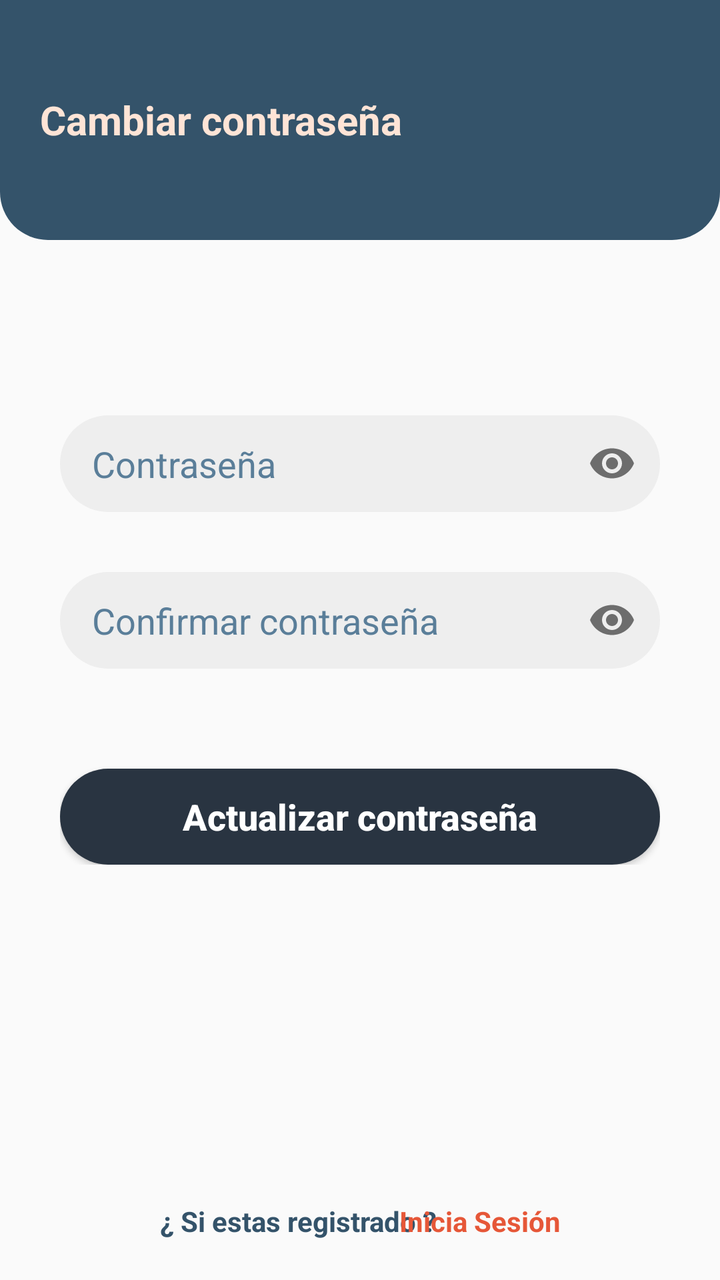
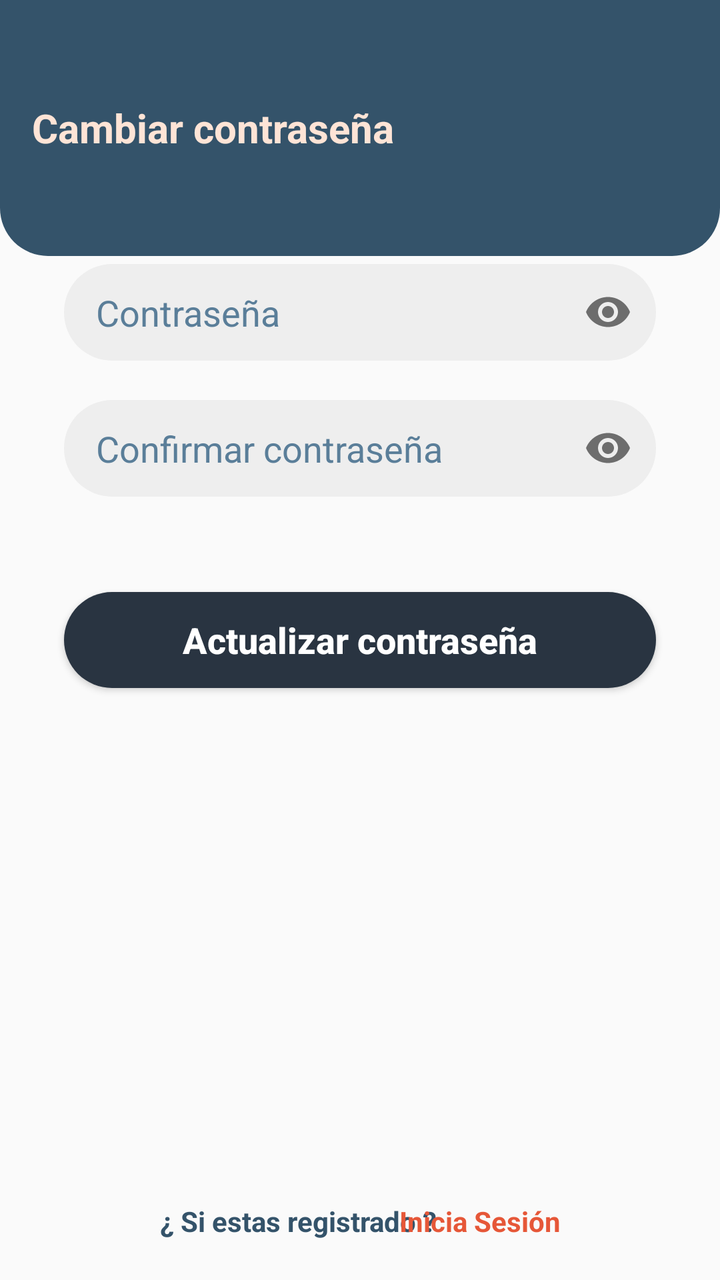

An Android layout rendered at two revisions. The XML below is the earlier revision; the diff shows what the commit changed to produce the second picture.
<!-- AndroidManifest.xml: application theme Theme.ApkCavoshCafe -->
<!-- res/layout/fragment_password.xml -->
<?xml version="1.0" encoding="utf-8"?>
<FrameLayout
    xmlns:android="http://schemas.android.com/apk/res/android"
    xmlns:tools="http://schemas.android.com/tools"
    xmlns:app="http://schemas.android.com/apk/res-auto"
    android:layout_width="match_parent"
    android:layout_height="match_parent"
    tools:context=".ui.Password">

    <FrameLayout
        android:layout_width="match_parent"
        android:layout_height="120dp"
        android:background="@drawable/sh_bg_header_police_blue" >

        <TextView
            android:layout_width="wrap_content"
            android:layout_height="wrap_content"
            android:layout_gravity="center|start"
            android:layout_marginStart="20dp"
            android:text="Cambiar contraseña"
            android:textColor="@color/flesh"
            android:textSize="20sp"
            android:textStyle="bold" />

    </FrameLayout>

    <LinearLayout
        android:layout_width="match_parent"
        android:layout_height="wrap_content"
        android:layout_marginHorizontal="30dp"
        android:layout_gravity="center"
        android:orientation="vertical" >

        <com.google.android.material.textfield.TextInputLayout
            android:id="@+id/tilPasswordd"
            android:layout_width="match_parent"
            android:layout_height="wrap_content"
            app:endIconMode="password_toggle"
            app:hintEnabled="false">

            <com.google.android.material.textfield.TextInputEditText
                android:layout_width="match_parent"
                android:layout_height="wrap_content"
                android:background="@drawable/se_bg_edt_police_blue"
                android:inputType="textPassword"
                android:paddingHorizontal="16dp"
                android:paddingVertical="12dp"
                android:textColorHint="@color/steel_teal"
                android:hint="@string/passwordd" />

        </com.google.android.material.textfield.TextInputLayout>

        <com.google.android.material.textfield.TextInputLayout
            android:id="@+id/tilPassworddConfirmar"
            android:layout_width="match_parent"
            android:layout_height="wrap_content"
            android:layout_marginTop="30dp"
            app:endIconMode="password_toggle"
            app:hintEnabled="false">

            <com.google.android.material.textfield.TextInputEditText
                android:layout_width="match_parent"
                android:layout_height="wrap_content"
                android:background="@drawable/se_bg_edt_police_blue"
                android:inputType="textPassword"
                android:paddingHorizontal="16dp"
                android:paddingVertical="12dp"
                android:textColorHint="@color/steel_teal"
                android:hint="@string/confirmar_passwordd" />

        </com.google.android.material.textfield.TextInputLayout>

        <Button
            android:id="@+id/btnActualizar"
            android:layout_width="match_parent"
            android:layout_height="wrap_content"
            android:layout_gravity="bottom|center"
            android:layout_marginTop="50dp"
            android:background="@drawable/sh_bg_btn_gunmetal"
            android:text="Actualizar contraseña"
            android:textAllCaps="false"
            android:textColor="@color/white"
            android:textSize="18sp"
            android:textStyle="bold" />

    </LinearLayout>

    <TextView
        android:layout_width="wrap_content"
        android:layout_height="wrap_content"
        android:layout_gravity="bottom"
        android:layout_marginStart="80dp"
        android:layout_marginBottom="20dp"
        android:text="¿ Si estas registrado ?"
        android:textColor="@color/police_blue"
        android:textStyle="bold"/>

    <TextView
        android:id="@+id/tvLogin"
        android:layout_width="wrap_content"
        android:layout_height="wrap_content"
        android:layout_gravity="bottom|center"
        android:layout_marginStart="60dp"
        android:layout_marginBottom="20dp"
        android:clickable="true"
        android:focusable="true"
        android:text="Inicia Sesión"
        android:textColor="@color/carmine_pink"
        android:textStyle="bold"/>

</FrameLayout>
<!-- resources referenced by this layout -->
<resources>
  <color name="carmine_pink">#E65738</color>
  <color name="flesh">#FEE4D6</color>
  <color name="police_blue">#34536A</color>
  <color name="steel_teal">#5A7E99</color>
  <color name="white">#FFFFFFFF</color>
  <!-- drawable se_bg_edt_police_blue (drawable) -->
  <?xml version="1.0" encoding="utf-8"?>
  <selector xmlns:android="http://schemas.android.com/apk/res/android">
  
      <item android:state_enabled="true" android:state_focused="true">
          <shape android:shape="rectangle">
              <corners android:radius="24dp"/>
              <solid android:color="@color/white"/>
              <stroke android:color="@color/police_blue" android:width="1dp"/>
          </shape>
      </item>
  
      <item android:state_enabled="true">
          <shape android:shape="rectangle">
              <corners android:radius="24dp"/>
              <solid android:color="@color/bright_gray"/>
          </shape>
  
      </item>
  </selector>
  <!-- drawable sh_bg_btn_gunmetal (drawable) -->
  <?xml version="1.0" encoding="utf-8"?>
  <shape xmlns:android="http://schemas.android.com/apk/res/android">
  <corners android:radius="25dp"/>
      <solid android:color="@color/gunmetal"/>
  </shape>
  <!-- drawable sh_bg_header_police_blue (drawable) -->
  <?xml version="1.0" encoding="utf-8"?>
  <shape xmlns:android="http://schemas.android.com/apk/res/android">
  <corners android:bottomLeftRadius="24dp"
      android:bottomRightRadius="24dp"/>
      <solid android:color="@color/police_blue"/>
  </shape>
  <string name="confirmar_passwordd">Confirmar contraseña</string>
  <string name="passwordd">Contraseña</string>
  <style name="Theme.ApkCavoshCafe" parent="Theme.MaterialComponents.DayNight.NoActionBar.Bridge">
          
          <item name="colorPrimary">@color/purple_500</item>
          <item name="colorPrimaryVariant">@color/purple_700</item>
          <item name="colorOnPrimary">@color/white</item>
          
          <item name="colorSecondary">@color/teal_200</item>
          <item name="colorSecondaryVariant">@color/teal_700</item>
          <item name="colorOnSecondary">@color/black</item>
          
          <item name="android:statusBarColor">?attr/colorPrimaryVariant</item>
          
      </style>
  <color name="bright_gray">#EEEEEE</color>
  <color name="gunmetal">#293441</color>
  <color name="purple_500">#FF6200EE</color>
  <color name="purple_700">#FF3700B3</color>
  <color name="teal_200">#FF03DAC5</color>
  <color name="teal_700">#FF018786</color>
  <color name="black">#FF000000</color>
</resources>

<!-- the commit's change to res/layout/fragment_password.xml (unified diff, before → after) -->
@@ -7,66 +7,58 @@
     android:layout_height="match_parent"
     tools:context=".ui.Password">
 
-    <FrameLayout
+    <TextView
         android:layout_width="match_parent"
-        android:layout_height="120dp"
-        android:background="@drawable/sh_bg_header_police_blue" >
+        android:layout_height="128dp"
+        android:gravity="center|start"
+        android:paddingHorizontal="16dp"
+        android:text="Cambiar contraseña"
+        android:textColor="@color/flesh"
+        android:textSize="20sp"
+        android:textStyle="bold"
+        android:background="@drawable/sh_bg_header_police_blue"/>
 
-        <TextView
-            android:layout_width="wrap_content"
-            android:layout_height="wrap_content"
-            android:layout_gravity="center|start"
-            android:layout_marginStart="20dp"
-            android:text="Cambiar contraseña"
-            android:textColor="@color/flesh"
-            android:textSize="20sp"
-            android:textStyle="bold" />
-
-    </FrameLayout>
-
-    <LinearLayout
+    <com.google.android.material.textfield.TextInputLayout
+        android:id="@+id/tilPasswordd"
         android:layout_width="match_parent"
         android:layout_height="wrap_content"
-        android:layout_marginHorizontal="30dp"
+        android:layout_marginHorizontal="32dp"
+        android:layout_marginTop="-164dp"
         android:layout_gravity="center"
-        android:orientation="vertical" >
+        app:endIconMode="password_toggle"
+        app:hintEnabled="false">
 
-        <com.google.android.material.textfield.TextInputLayout
-            android:id="@+id/tilPasswordd"
+        <com.google.android.material.textfield.TextInputEditText
             android:layout_width="match_parent"
             android:layout_height="wrap_content"
-            app:endIconMode="password_toggle"
-            app:hintEnabled="false">
-
-            <com.google.android.material.textfield.TextInputEditText
-                android:layout_width="match_parent"
-                android:layout_height="wrap_content"
-                android:background="@drawable/se_bg_edt_police_blue"
-                android:inputType="textPassword"
-                android:paddingHorizontal="16dp"
-                android:paddingVertical="12dp"
-                android:textColorHint="@color/steel_teal"
-                android:hint="@string/passwordd" />
+            android:background="@drawable/se_bg_edt_police_blue"
+            android:inputType="textPassword"
+            android:paddingHorizontal="16dp"
+            android:paddingVertical="12dp"
+            android:textColorHint="@color/steel_teal"
+            android:hint="@string/passwordd" />
 
         </com.google.android.material.textfield.TextInputLayout>
 
-        <com.google.android.material.textfield.TextInputLayout
-            android:id="@+id/tilPassworddConfirmar"
+    <com.google.android.material.textfield.TextInputLayout
+        android:id="@+id/tilPassworddConfirmar"
+        android:layout_width="match_parent"
+        android:layout_height="wrap_content"
+        android:layout_marginHorizontal="32dp"
+        android:layout_marginTop="-96dp"
+        android:layout_gravity="center"
+        app:endIconMode="password_toggle"
+        app:hintEnabled="false">
+
+        <com.google.android.material.textfield.TextInputEditText
             android:layout_width="match_parent"
             android:layout_height="wrap_content"
-            android:layout_marginTop="30dp"
-            app:endIconMode="password_toggle"
-            app:hintEnabled="false">
-
-            <com.google.android.material.textfield.TextInputEditText
-                android:layout_width="match_parent"
-                android:layout_height="wrap_content"
-                android:background="@drawable/se_bg_edt_police_blue"
-                android:inputType="textPassword"
-                android:paddingHorizontal="16dp"
-                android:paddingVertical="12dp"
-                android:textColorHint="@color/steel_teal"
-                android:hint="@string/confirmar_passwordd" />
+            android:background="@drawable/se_bg_edt_police_blue"
+            android:inputType="textPassword"
+            android:paddingHorizontal="16dp"
+            android:paddingVertical="12dp"
+            android:textColorHint="@color/steel_teal"
+            android:hint="@string/confirmar_passwordd" />
 
         </com.google.android.material.textfield.TextInputLayout>
 
@@ -74,8 +66,8 @@
             android:id="@+id/btnActualizar"
             android:layout_width="match_parent"
             android:layout_height="wrap_content"
-            android:layout_gravity="bottom|center"
-            android:layout_marginTop="50dp"
+            android:layout_marginHorizontal="32dp"
+            android:layout_gravity="center"
             android:background="@drawable/sh_bg_btn_gunmetal"
             android:text="Actualizar contraseña"
             android:textAllCaps="false"
@@ -83,7 +75,6 @@
             android:textSize="18sp"
             android:textStyle="bold" />
 
-    </LinearLayout>
 
     <TextView
         android:layout_width="wrap_content"
